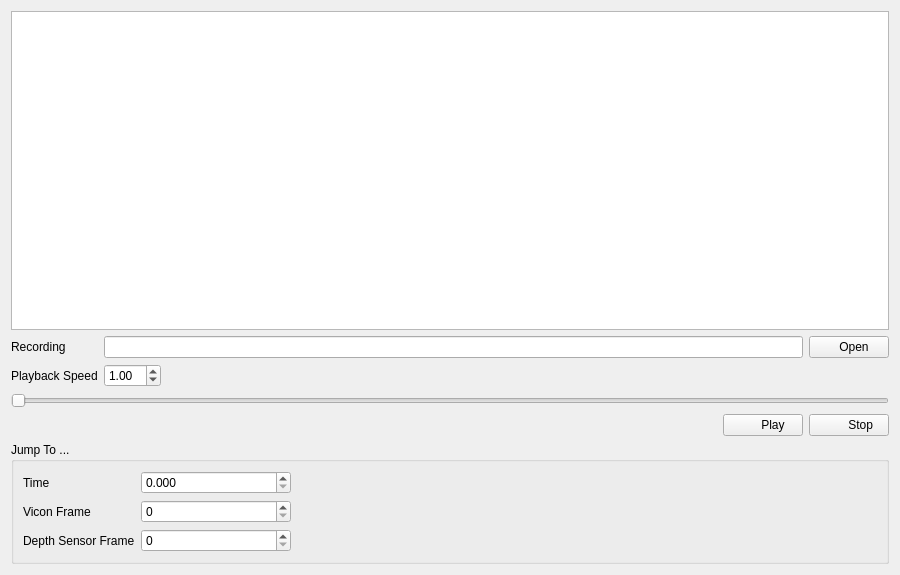
First picture: the form in src/rqt_playback_controller/src/rqt_playback_controller/playback_controller.ui, repository cassinaj/rqt_oni_vicon_playback, before the edit.
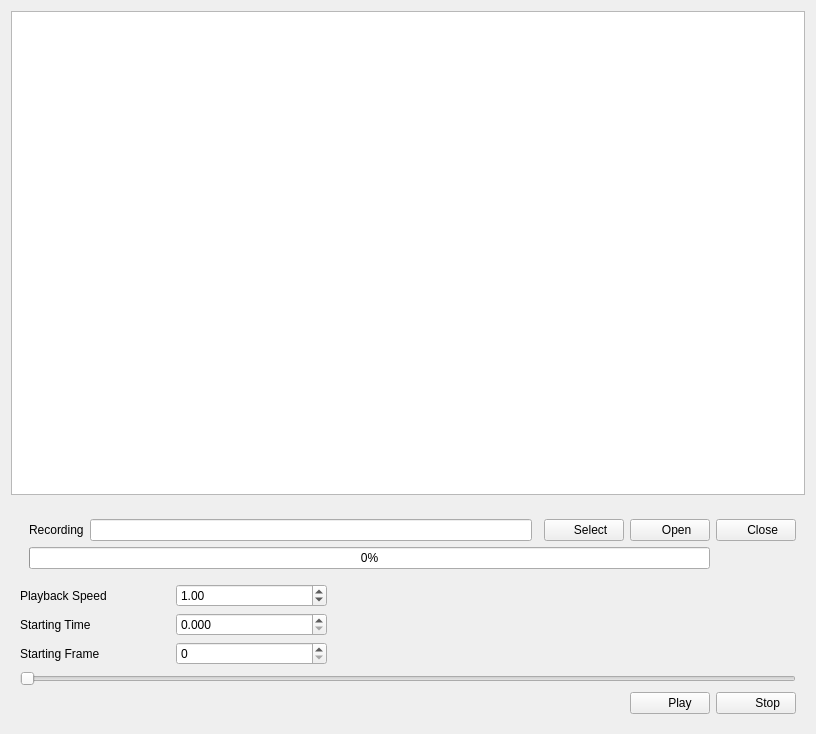
Second picture: the form after the edit. Icons and pictures are not drawn.

Commit message: Updated and completed Player GUI

The edit to the form file:
```diff
--- a/src/rqt_playback_controller/src/rqt_playback_controller/playback_controller.ui
+++ b/src/rqt_playback_controller/src/rqt_playback_controller/playback_controller.ui
@@ -6,8 +6,8 @@
    <rect>
     <x>0</x>
     <y>0</y>
-    <width>900</width>
-    <height>575</height>
+    <width>816</width>
+    <height>734</height>
    </rect>
   </property>
   <property name="windowTitle">
@@ -16,6 +16,12 @@
   <layout class="QVBoxLayout" name="verticalLayout">
    <item>
     <widget class="QTreeView" name="statusTreeView">
+     <property name="sizePolicy">
+      <sizepolicy hsizetype="Expanding" vsizetype="Expanding">
+       <horstretch>0</horstretch>
+       <verstretch>0</verstretch>
+      </sizepolicy>
+     </property>
      <property name="editTriggers">
       <set>QAbstractItemView::NoEditTriggers</set>
      </property>
@@ -32,6 +38,12 @@
    </item>
    <item>
     <widget class="QFrame" name="frame">
+     <property name="sizePolicy">
+      <sizepolicy hsizetype="Preferred" vsizetype="Maximum">
+       <horstretch>0</horstretch>
+       <verstretch>0</verstretch>
+      </sizepolicy>
+     </property>
      <property name="frameShape">
       <enum>QFrame::NoFrame</enum>
      </property>
@@ -39,28 +51,51 @@
       <enum>QFrame::Plain</enum>
      </property>
      <layout class="QGridLayout" name="gridLayout">
-      <property name="margin">
+      <item row="0" column="0" colspan="2">
+       <widget class="QFrame" name="selectDirFrame">
+        <property name="frameShape">
+         <enum>QFrame::NoFrame</enum>
+        </property>
+        <property name="frameShadow">
+         <enum>QFrame::Plain</enum>
+        </property>
+        <layout class="QGridLayout" name="gridLayout_2">
+         <property name="topMargin">
+          <number>9</number>
+         </property>
+         <property name="rightMargin">
        <number>0</number>
       </property>
-      <item row="2" column="1">
-       <widget class="QDoubleSpinBox" name="doubleSpinBox">
-        <property name="prefix">
-         <string/>
-        </property>
-        <property name="suffix">
-         <string/>
-        </property>
-        <property name="decimals">
-         <number>2</number>
-        </property>
-        <property name="singleStep">
-         <double>0.100000000000000</double>
-        </property>
-        <property name="value">
-         <double>1.000000000000000</double>
+         <property name="spacing">
+          <number>6</number>
+         </property>
+         <item row="0" column="3">
+          <widget class="QPushButton" name="selectButton">
+           <property name="text">
+            <string>    Select</string>
+           </property>
+           <property name="icon">
+            <iconset theme="folder">
+             <normaloff/>
+            </iconset>
+           </property>
+          </widget>
+         </item>
+         <item row="0" column="4">
+          <widget class="QPushButton" name="openButton">
+           <property name="text">
+            <string>    Open</string>
+           </property>
+           <property name="icon">
+            <iconset theme="document-open">
+             <normaloff/>
+            </iconset>
         </property>
        </widget>
       </item>
+         <item row="0" column="1">
+          <widget class="QLineEdit" name="recordingDirLineEdit"/>
+         </item>
       <item row="0" column="0">
        <widget class="QLabel" name="recordingLabel">
         <property name="text">
@@ -68,28 +103,18 @@
         </property>
        </widget>
       </item>
-      <item row="2" column="0">
-       <widget class="QLabel" name="speedLabel">
-        <property name="text">
-         <string>Playback Speed</string>
+         <item row="1" column="0" colspan="5">
+          <widget class="QProgressBar" name="openingProgressBar">
+           <property name="value">
+            <number>0</number>
         </property>
        </widget>
       </item>
-      <item row="4" column="0" colspan="2">
-       <spacer name="horizontalSpacer_2">
-        <property name="orientation">
-         <enum>Qt::Horizontal</enum>
-        </property>
-        <property name="sizeHint" stdset="0">
-         <size>
-          <width>40</width>
-          <height>20</height>
-         </size>
-        </property>
-       </spacer>
+        </layout>
+       </widget>
       </item>
-      <item row="4" column="4">
-       <widget class="QPushButton" name="recordingStopButton">
+      <item row="4" column="2">
+       <widget class="QPushButton" name="stopButton">
         <property name="text">
          <string>       Stop</string>
         </property>
@@ -100,23 +125,34 @@
         </property>
        </widget>
       </item>
-      <item row="0" column="1" colspan="3">
-       <widget class="QLineEdit" name="lineEdit"/>
-      </item>
-      <item row="0" column="4">
-       <widget class="QPushButton" name="recordingSelectButton">
+      <item row="3" column="0" colspan="3">
+       <widget class="QFrame" name="controlFrame">
+        <property name="frameShape">
+         <enum>QFrame::NoFrame</enum>
+        </property>
+        <property name="frameShadow">
+         <enum>QFrame::Plain</enum>
+        </property>
+        <layout class="QGridLayout" name="gridLayout_4">
+         <property name="margin">
+          <number>0</number>
+         </property>
+         <item row="3" column="0">
+          <widget class="QLabel" name="jumpToDepthSensorFrameLabel">
+           <property name="text">
+            <string>Starting Frame</string>
+           </property>
+          </widget>
+         </item>
+         <item row="1" column="0">
+          <widget class="QLabel" name="speedLabel">
         <property name="text">
-         <string>   Open</string>
-        </property>
-        <property name="icon">
-         <iconset theme="folder">
-          <normaloff/>
-         </iconset>
-        </property>
-       </widget>
-      </item>
-      <item row="3" column="0" colspan="5">
-       <widget class="QSlider" name="horizontalSlider">
+            <string>Playback Speed</string>
+           </property>
+          </widget>
+         </item>
+         <item row="4" column="0" colspan="5">
+          <widget class="QSlider" name="frameSlider">
         <property name="maximum">
          <number>1000</number>
         </property>
@@ -137,32 +173,7 @@
         </property>
        </widget>
       </item>
-      <item row="4" column="3">
-       <widget class="QPushButton" name="recordingPlayButton">
-        <property name="text">
-         <string>      Play</string>
-        </property>
-        <property name="icon">
-         <iconset theme="media-playback-start">
-          <normaloff/>
-         </iconset>
-        </property>
-       </widget>
-      </item>
-      <item row="4" column="2">
-       <spacer name="horizontalSpacer_3">
-        <property name="orientation">
-         <enum>Qt::Horizontal</enum>
-        </property>
-        <property name="sizeHint" stdset="0">
-         <size>
-          <width>40</width>
-          <height>20</height>
-         </size>
-        </property>
-       </spacer>
-      </item>
-      <item row="2" column="2" colspan="2">
+         <item row="1" column="2" colspan="3">
        <spacer name="horizontalSpacer">
         <property name="orientation">
          <enum>Qt::Horizontal</enum>
@@ -175,44 +186,8 @@
         </property>
        </spacer>
       </item>
-     </layout>
-    </widget>
-   </item>
-   <item>
-    <widget class="QGroupBox" name="seekingGroupBox">
-     <property name="title">
-      <string>Jump To ...</string>
-     </property>
-     <layout class="QGridLayout" name="gridLayout_3">
-      <item row="1" column="0">
-       <widget class="QLabel" name="jumpViconFrameLabel">
-        <property name="text">
-         <string>Vicon Frame</string>
-        </property>
-       </widget>
-      </item>
       <item row="2" column="1">
-       <widget class="QSpinBox" name="jumpToDepthSensorFrameSpinBox"/>
-      </item>
-      <item row="2" column="0">
-       <widget class="QLabel" name="jumpToDepthSensorFrameLabel">
-        <property name="text">
-         <string>Depth Sensor Frame</string>
-        </property>
-       </widget>
-      </item>
-      <item row="0" column="0">
-       <widget class="QLabel" name="jumpToTimeLabel">
-        <property name="text">
-         <string>Time</string>
-        </property>
-       </widget>
-      </item>
-      <item row="1" column="1">
-       <widget class="QSpinBox" name="jumpViconFrameSpinBox"/>
-      </item>
-      <item row="0" column="1">
-       <widget class="QDoubleSpinBox" name="doubleSpinBox_2">
+          <widget class="QDoubleSpinBox" name="startingTimeSpinBox">
         <property name="minimumSize">
          <size>
           <width>150</width>
@@ -224,18 +199,114 @@
         </property>
        </widget>
       </item>
+         <item row="1" column="1">
+          <widget class="QDoubleSpinBox" name="playbackSpeedSpinBox">
+           <property name="prefix">
+            <string/>
+           </property>
+           <property name="suffix">
+            <string/>
+           </property>
+           <property name="decimals">
+            <number>2</number>
+           </property>
+           <property name="singleStep">
+            <double>0.100000000000000</double>
+           </property>
+           <property name="value">
+            <double>1.000000000000000</double>
+           </property>
+          </widget>
+         </item>
+         <item row="2" column="0">
+          <widget class="QLabel" name="jumpToTimeLabel">
+           <property name="text">
+            <string>Starting Time</string>
+           </property>
+          </widget>
+         </item>
+         <item row="3" column="1">
+          <widget class="QSpinBox" name="startingFrameSpinBox"/>
+         </item>
+        </layout>
+       </widget>
+      </item>
+      <item row="4" column="0">
+       <spacer name="horizontalSpacer_2">
+        <property name="orientation">
+         <enum>Qt::Horizontal</enum>
+        </property>
+        <property name="sizeHint" stdset="0">
+         <size>
+          <width>40</width>
+          <height>20</height>
+         </size>
+        </property>
+       </spacer>
+      </item>
+      <item row="4" column="1">
+       <widget class="QPushButton" name="playButton">
+        <property name="text">
+         <string>      Play</string>
+        </property>
+        <property name="icon">
+         <iconset theme="media-playback-start">
+          <normaloff/>
+         </iconset>
+        </property>
+       </widget>
+      </item>
       <item row="0" column="2">
-       <spacer name="horizontalSpacer_4">
+       <widget class="QFrame" name="frame_2">
+        <property name="frameShape">
+         <enum>QFrame::NoFrame</enum>
+        </property>
+        <property name="frameShadow">
+         <enum>QFrame::Plain</enum>
+        </property>
+        <layout class="QGridLayout" name="gridLayout_3">
+         <property name="leftMargin">
+          <number>0</number>
+         </property>
+         <property name="topMargin">
+          <number>9</number>
+         </property>
+         <property name="rightMargin">
+          <number>0</number>
+         </property>
+         <property name="bottomMargin">
+          <number>9</number>
+         </property>
+         <property name="spacing">
+          <number>0</number>
+         </property>
+         <item row="0" column="0">
+          <widget class="QPushButton" name="closeButton">
+           <property name="text">
+            <string>    Close</string>
+           </property>
+           <property name="icon">
+            <iconset theme="window-close">
+             <normaloff/>
+            </iconset>
+           </property>
+          </widget>
+         </item>
+         <item row="1" column="0">
+          <spacer name="verticalSpacer">
         <property name="orientation">
-         <enum>Qt::Horizontal</enum>
+            <enum>Qt::Vertical</enum>
         </property>
         <property name="sizeHint" stdset="0">
          <size>
-          <width>40</width>
-          <height>20</height>
+             <width>20</width>
+             <height>25</height>
          </size>
         </property>
        </spacer>
+         </item>
+        </layout>
+       </widget>
       </item>
      </layout>
     </widget>
```
Lines whose indentation alone changed are shown as unchanged.
